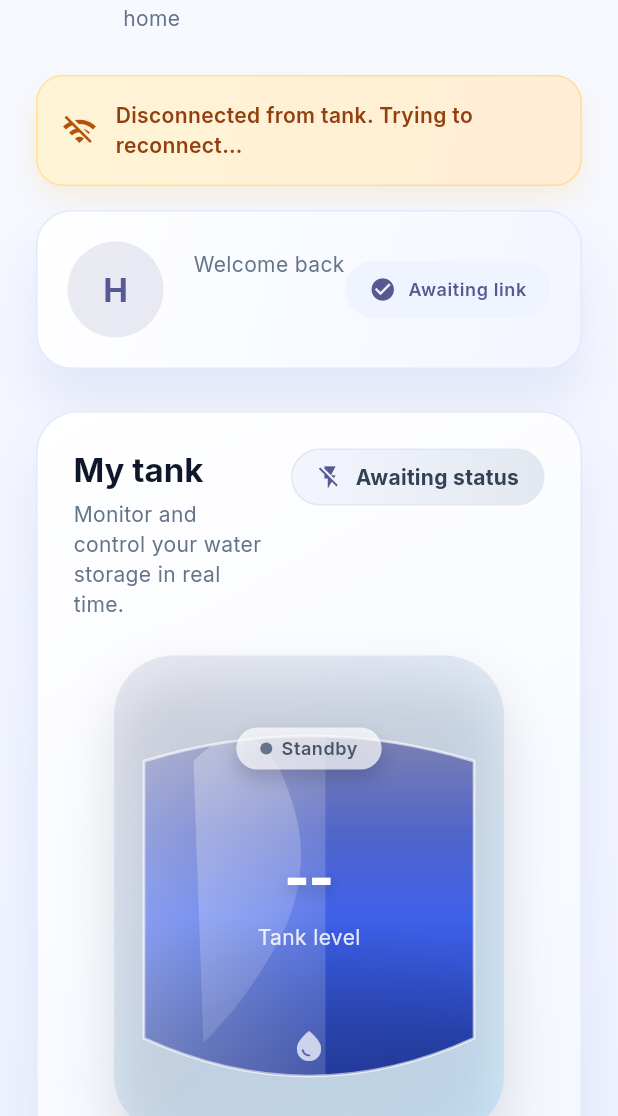
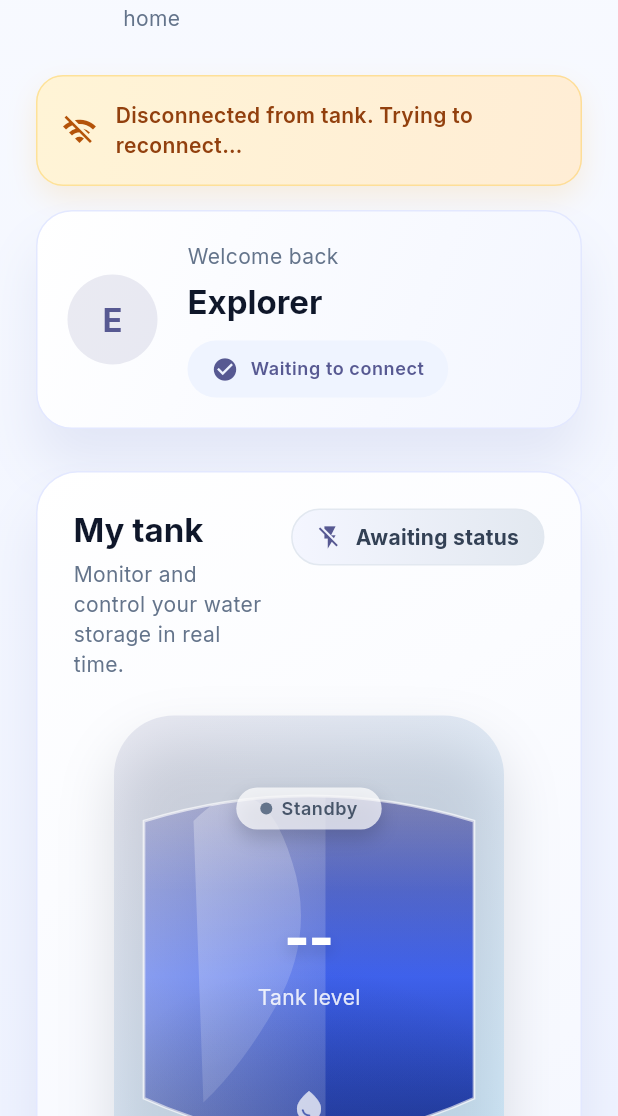
Before and after one commit to freewill629/homivaappnew, a Flutter app: the screen it shows once a user with an empty profile is signed in, on a phone screen of 412 x 824 dp, the part 120-1236 px from its top. Run offline on Flutter 3.47's test engine with Material 3 defaults, Android fonts, the phone set to English and light mode, and no system bars; our stand-ins replace firebase_auth, firebase_core, firebase_database, google_fonts; accounts and stored records are empty.

Commit message:
Adjust dashboard connection badge placement

```diff
--- a/lib/screens/dashboard/dashboard_screen.dart
+++ b/lib/screens/dashboard/dashboard_screen.dart
@@ -27,6 +27,8 @@ class DashboardScreen extends StatelessWidget {
     final manualModeKnown = manualMode != null;
     final manualModeEnabled = manualMode ?? false;
     final canToggle = tankProvider.canControl && !tankProvider.isWriting;
+    final displayName = user != null ? _displayName(user) : null;
+    final initials = user != null ? _initialsForUser(user) : 'H';
 
     final theme = Theme.of(context);
 
@@ -87,12 +89,10 @@ class DashboardScreen extends StatelessWidget {
                     child: Row(
                       children: [
                         CircleAvatar(
-                          radius: 32,
+                          radius: 30,
                           backgroundColor: theme.colorScheme.primary.withOpacity(0.12),
                           child: Text(
-                            user.email != null && user.email!.isNotEmpty
-                                ? user.email!.substring(0, 1).toUpperCase()
-                                : 'H',
+                            initials,
                             style: theme.textTheme.titleLarge?.copyWith(
                               color: theme.colorScheme.primary,
                               fontWeight: FontWeight.w700,
@@ -110,27 +110,32 @@ class DashboardScreen extends StatelessWidget {
                               ),
                               const SizedBox(height: 6),
                               Text(
-                                user.email ?? 'Explorer',
+                                displayName ?? 'Explorer',
                                 style: theme.textTheme.titleLarge?.copyWith(fontWeight: FontWeight.w700),
                               ),
-                            ],
-                          ),
-                        ),
-                        Container(
+                              const SizedBox(height: 12),
+                              Align(
+                                alignment: Alignment.centerLeft,
+                                child: Container(
                                   padding: const EdgeInsets.symmetric(horizontal: 16, vertical: 10),
                                   decoration: BoxDecoration(
                                     color: const Color(0xFFEFF4FF),
                                     borderRadius: BorderRadius.circular(20),
                                   ),
                                   child: Row(
+                                    mainAxisSize: MainAxisSize.min,
                                     children: [
                                       Icon(Icons.check_circle, size: 18, color: theme.colorScheme.primary),
                                       const SizedBox(width: 8),
                                       Text(
-                                tankProvider.isConnected ? 'Controller online' : 'Awaiting link',
+                                        tankProvider.isConnected ? 'All systems connected' : 'Waiting to connect',
                                         style: theme.textTheme.bodySmall?.copyWith(
                                           color: theme.colorScheme.primary,
                                           fontWeight: FontWeight.w600,
+                                        ),
+                                      ),
+                                    ],
+                                  ),
                                 ),
                               ),
                             ],
@@ -380,6 +385,64 @@ class DashboardScreen extends StatelessWidget {
     final seconds = time.second.toString().padLeft(2, '0');
     return '$hours:$minutes:$seconds';
   }
+
+  String _displayName(User user) {
+    final trimmedName = user.displayName?.trim();
+    if (trimmedName != null && trimmedName.isNotEmpty) {
+      return trimmedName;
+    }
+
+    final email = user.email;
+    if (email != null && email.isNotEmpty) {
+      final localPart = email.split('@').first;
+      final normalized = localPart.replaceAll(RegExp(r'[._-]+'), ' ');
+      final segments = normalized.split(RegExp(r'\s+')).where((segment) => segment.isNotEmpty).toList();
+      if (segments.isNotEmpty) {
+        return segments.map(_capitalize).join(' ');
+      }
+      if (localPart.isNotEmpty) {
+        return _capitalize(localPart);
+      }
+    }
+
+    return 'Explorer';
+  }
+
+  String _initialsForUser(User user) {
+    final name = _displayName(user);
+    final parts = name.split(RegExp(r'\s+')).where((part) => part.isNotEmpty).toList();
+    if (parts.isEmpty) {
+      return 'H';
+    }
+
+    final first = parts.first;
+    final last = parts.length > 1 ? parts.last : '';
+
+    final buffer = StringBuffer();
+    if (first.isNotEmpty) {
+      buffer.write(first[0].toUpperCase());
+    }
+    if (last.isNotEmpty) {
+      buffer.write(last[0].toUpperCase());
+    }
+
+    final result = buffer.toString();
+    if (result.isNotEmpty) {
+      return result;
+    }
+
+    return 'H';
+  }
+
+  String _capitalize(String value) {
+    if (value.isEmpty) {
+      return value;
+    }
+    if (value.length == 1) {
+      return value.toUpperCase();
+    }
+    return value[0].toUpperCase() + value.substring(1).toLowerCase();
+  }
 }
 
 class _DisconnectedBanner extends StatelessWidget {
```
Also changed, not shown: lib/widgets/tank_toggle.dart (+61 -32 lines). Lines whose indentation alone changed are shown as unchanged.
